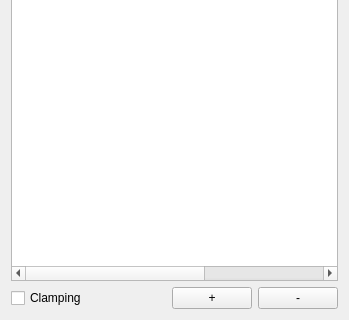
Above: rtUI/VtkColorTable.ui from pengwg/vurtigo before the change; both pictures show x 0 to 349 and y 190 to 510 of the 349 by 510 pixel window. Below: the same form after it.
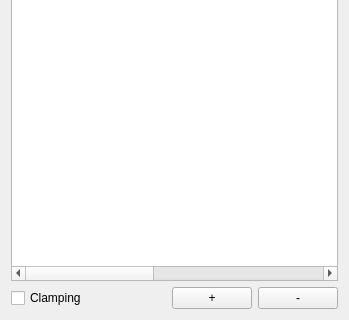
That is the form after the change.

What changed in the file:
```diff
--- a/rtUI/VtkColorTable.ui
+++ b/rtUI/VtkColorTable.ui
@@ -41,6 +41,16 @@
        <string>Color</string>
       </property>
      </column>
+     <column>
+      <property name="text">
+       <string>Midpoint</string>
+      </property>
+     </column>
+     <column>
+      <property name="text">
+       <string>Sharpness</string>
+      </property>
+     </column>
     </widget>
    </item>
    <item>
```
